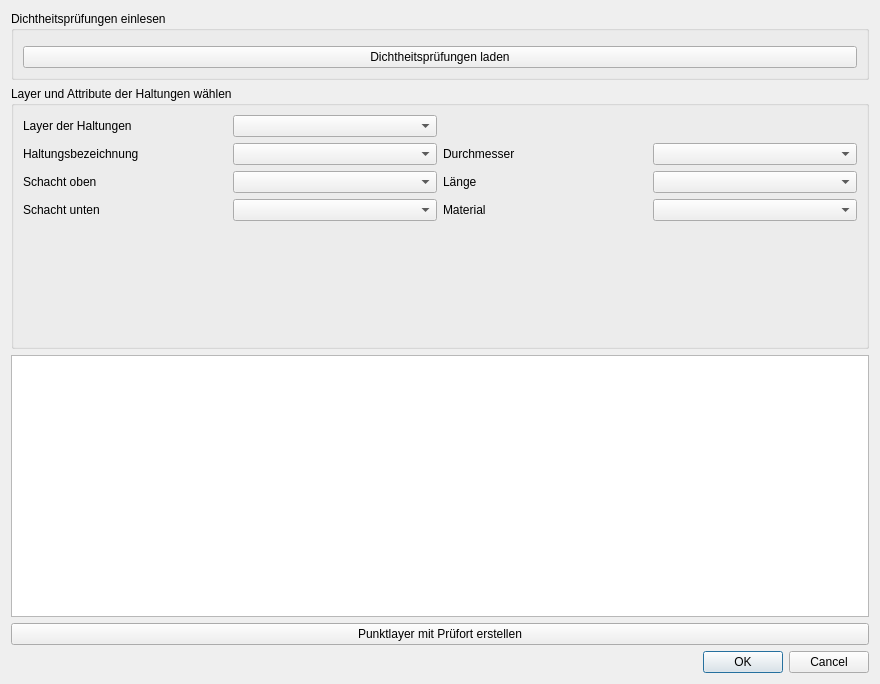
The window that dp_checker_dialog_base.ui (a-matz/dp_checker) describes before a commit, drawn with Qt 5.
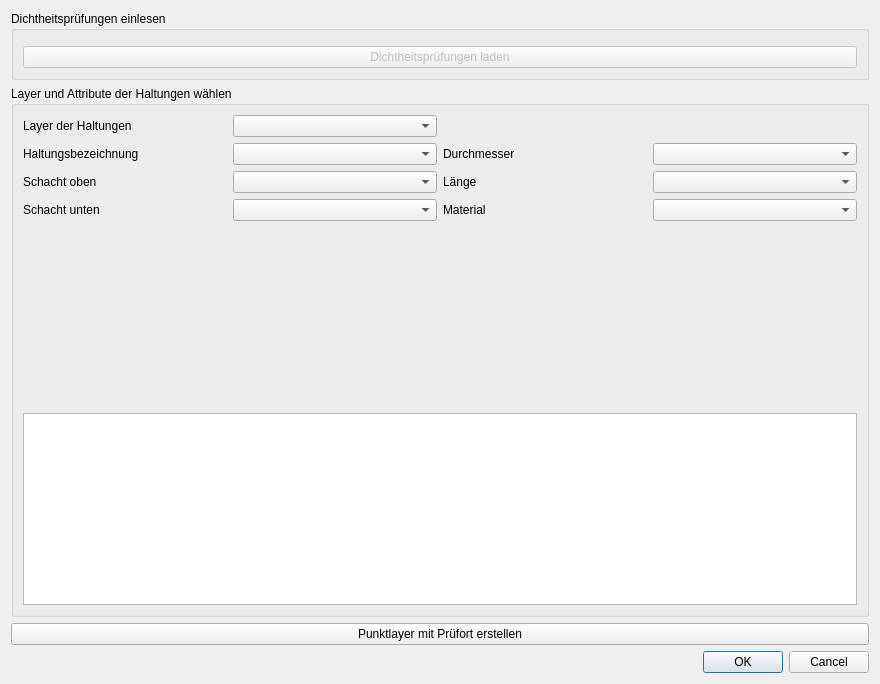
The same window after the commit. Custom widgets are drawn as their Qt base class.

Commit message: load data from .sew

Patch:
```diff
--- a/dp_checker_dialog_base.ui
+++ b/dp_checker_dialog_base.ui
@@ -25,6 +25,9 @@
       </item>
       <item>
        <widget class="QPushButton" name="button_load_dp">
+        <property name="enabled">
+         <bool>false</bool>
+        </property>
         <property name="text">
          <string>Dichtheitsprüfungen laden</string>
         </property>
@@ -122,12 +125,12 @@
         </property>
        </spacer>
       </item>
+      <item row="6" column="0" colspan="4">
+       <widget class="QTableWidget" name="table"/>
+      </item>
      </layout>
     </widget>
    </item>
-   <item>
-    <widget class="QTableView" name="table"/>
-   </item>
    <item>
     <widget class="QPushButton" name="pushButton">
      <property name="text">
```
Left out of the diff: 9 changed lines with no effect on the pictures. The commit also changes 1 other file.
